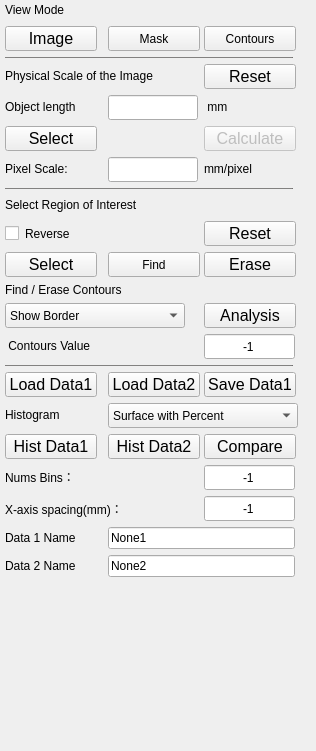
Qt form UI/UI_ContentBar.ui (Hao-yu-lin/CPASR) before a commit.
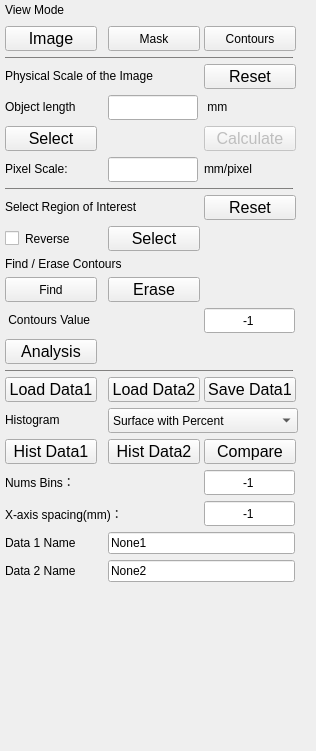
The same form after that commit.

Commit message: [what] Add Contour method

```diff
--- a/UI/UI_ContentBar.ui
+++ b/UI/UI_ContentBar.ui
@@ -37,14 +37,14 @@
    <property name="styleSheet">
     <string notr="true">border-color: rgb(255, 46, 52);</string>
    </property>
-   <layout class="QGridLayout" name="gridLayout" rowstretch="0,0,0,0,0,0,0,0,0,0,0,0,0,0,0,0,0,0,0,0,0,0,0,0,0,0,0,0,0,0,0,0,0,0,0,0,0,0,0,0,0,0">
+   <layout class="QGridLayout" name="gridLayout" rowstretch="0,0,0,0,0,0,0,0,0,0,0,0,0,0,0,0,0,0,0,0,0,0,0,0,0,0,0,0,0,0,0,0,0,0,0,0,0,0,0,0,0,0,0,0,0">
     <property name="leftMargin">
      <number>5</number>
     </property>
     <property name="rightMargin">
      <number>5</number>
     </property>
-    <item row="26" column="0">
+    <item row="28" column="0">
      <widget class="Line" name="line_space2">
       <property name="minimumSize">
        <size>
@@ -69,7 +69,7 @@
       </property>
      </widget>
     </item>
-    <item row="27" column="3">
+    <item row="30" column="3">
      <widget class="QPushButton" name="btn_save_contours">
       <property name="sizePolicy">
        <sizepolicy hsizetype="Fixed" vsizetype="Fixed">
@@ -129,7 +129,26 @@
       </property>
      </widget>
     </item>
-    <item row="27" column="0">
+    <item row="19" column="0">
+     <widget class="QPushButton" name="btn_contours_find">
+      <property name="minimumSize">
+       <size>
+        <width>92</width>
+        <height>25</height>
+       </size>
+      </property>
+      <property name="maximumSize">
+       <size>
+        <width>92</width>
+        <height>25</height>
+       </size>
+      </property>
+      <property name="text">
+       <string>Find</string>
+      </property>
+     </widget>
+    </item>
+    <item row="30" column="0">
      <widget class="QPushButton" name="btn_load_data1">
       <property name="sizePolicy">
        <sizepolicy hsizetype="Fixed" vsizetype="Fixed">
@@ -212,7 +231,7 @@
       </property>
      </widget>
     </item>
-    <item row="39" column="2" colspan="2">
+    <item row="42" column="2" colspan="2">
      <widget class="QLineEdit" name="lineEdit_data1_Name">
       <property name="text">
        <string>None1</string>
@@ -302,7 +321,7 @@
       </property>
      </widget>
     </item>
-    <item row="27" column="2">
+    <item row="30" column="2">
      <widget class="QPushButton" name="btn_load_data2">
       <property name="sizePolicy">
        <sizepolicy hsizetype="Fixed" vsizetype="Fixed">
@@ -332,7 +351,7 @@
       </property>
      </widget>
     </item>
-    <item row="35" column="0" colspan="3">
+    <item row="38" column="0" colspan="3">
      <widget class="QLabel" name="label_bins_fixed">
       <property name="minimumSize">
        <size>
@@ -351,7 +370,7 @@
       </property>
      </widget>
     </item>
-    <item row="31" column="0">
+    <item row="34" column="0">
      <widget class="QLabel" name="label_histogram_fixed">
       <property name="minimumSize">
        <size>
@@ -370,7 +389,7 @@
       </property>
      </widget>
     </item>
-    <item row="36" column="0" colspan="3">
+    <item row="39" column="0" colspan="3">
      <widget class="QLabel" name="label_x_axis_spacing_fixed">
       <property name="text">
        <string>X-axis spacing(mm)：</string>
@@ -405,36 +424,6 @@
       </property>
      </widget>
     </item>
-    <item row="16" column="0">
-     <widget class="QPushButton" name="btn_roi_select">
-      <property name="sizePolicy">
-       <sizepolicy hsizetype="Fixed" vsizetype="Fixed">
-        <horstretch>0</horstretch>
-        <verstretch>0</verstretch>
-       </sizepolicy>
-      </property>
-      <property name="minimumSize">
-       <size>
-        <width>92</width>
-        <height>25</height>
-       </size>
-      </property>
-      <property name="maximumSize">
-       <size>
-        <width>92</width>
-        <height>25</height>
-       </size>
-      </property>
-      <property name="font">
-       <font>
-        <pointsize>12</pointsize>
-       </font>
-      </property>
-      <property name="text">
-       <string>Select</string>
-      </property>
-     </widget>
-    </item>
     <item row="8" column="3">
      <widget class="QLabel" name="label_objectlength_fixed_2">
       <property name="sizePolicy">
@@ -463,7 +452,7 @@
       </property>
      </widget>
     </item>
-    <item row="41" column="2">
+    <item row="44" column="2">
      <spacer name="verticalSpacer">
       <property name="orientation">
        <enum>Qt::Vertical</enum>
@@ -520,8 +509,27 @@
       </property>
      </widget>
     </item>
-    <item row="19" column="0">
-     <widget class="QComboBox" name="comboBox_show_contour">
+    <item row="12" column="0">
+     <widget class="QLabel" name="labe_select_roi_fixed">
+      <property name="minimumSize">
+       <size>
+        <width>180</width>
+        <height>20</height>
+       </size>
+      </property>
+      <property name="maximumSize">
+       <size>
+        <width>180</width>
+        <height>20</height>
+       </size>
+      </property>
+      <property name="text">
+       <string>Select Region of Interest</string>
+      </property>
+     </widget>
+    </item>
+    <item row="12" column="3">
+     <widget class="QPushButton" name="btn_roi_reset">
       <property name="sizePolicy">
        <sizepolicy hsizetype="Fixed" vsizetype="Fixed">
         <horstretch>0</horstretch>
@@ -530,35 +538,24 @@
       </property>
       <property name="minimumSize">
        <size>
-        <width>180</width>
-        <height>0</height>
+        <width>92</width>
+        <height>25</height>
        </size>
       </property>
       <property name="maximumSize">
        <size>
-        <width>180</width>
+        <width>92</width>
         <height>25</height>
        </size>
       </property>
-      <property name="contextMenuPolicy">
-       <enum>Qt::DefaultContextMenu</enum>
+      <property name="font">
+       <font>
+        <pointsize>12</pointsize>
+       </font>
       </property>
-      <property name="currentText">
-       <string>Show Border</string>
+      <property name="text">
+       <string>Reset</string>
       </property>
-      <property name="minimumContentsLength">
-       <number>6</number>
-      </property>
-      <item>
-       <property name="text">
-        <string>Show Border</string>
-       </property>
-      </item>
-      <item>
-       <property name="text">
-        <string>Show Fill</string>
-       </property>
-      </item>
      </widget>
     </item>
     <item row="13" column="0">
@@ -638,7 +635,7 @@
       </property>
      </widget>
     </item>
-    <item row="40" column="0">
+    <item row="43" column="0">
      <widget class="QLabel" name="label_data2_Name_fixed">
       <property name="text">
        <string>Data 2 Name</string>
@@ -716,7 +713,7 @@
       </property>
      </widget>
     </item>
-    <item row="36" column="3">
+    <item row="39" column="3">
      <widget class="QLineEdit" name="lineEdit_xaxis_spacing">
       <property name="sizePolicy">
        <sizepolicy hsizetype="Fixed" vsizetype="Fixed">
@@ -744,7 +741,7 @@
       </property>
      </widget>
     </item>
-    <item row="32" column="0">
+    <item row="35" column="0">
      <widget class="QPushButton" name="btn_draw_hist">
       <property name="sizePolicy">
        <sizepolicy hsizetype="Fixed" vsizetype="Fixed">
@@ -774,7 +771,67 @@
       </property>
      </widget>
     </item>
-    <item row="32" column="3">
+    <item row="13" column="2">
+     <widget class="QPushButton" name="btn_roi_select">
+      <property name="sizePolicy">
+       <sizepolicy hsizetype="Fixed" vsizetype="Fixed">
+        <horstretch>0</horstretch>
+        <verstretch>0</verstretch>
+       </sizepolicy>
+      </property>
+      <property name="minimumSize">
+       <size>
+        <width>92</width>
+        <height>25</height>
+       </size>
+      </property>
+      <property name="maximumSize">
+       <size>
+        <width>92</width>
+        <height>25</height>
+       </size>
+      </property>
+      <property name="font">
+       <font>
+        <pointsize>12</pointsize>
+       </font>
+      </property>
+      <property name="text">
+       <string>Select</string>
+      </property>
+     </widget>
+    </item>
+    <item row="19" column="2">
+     <widget class="QPushButton" name="btn_contours_erase">
+      <property name="sizePolicy">
+       <sizepolicy hsizetype="Fixed" vsizetype="Fixed">
+        <horstretch>0</horstretch>
+        <verstretch>0</verstretch>
+       </sizepolicy>
+      </property>
+      <property name="minimumSize">
+       <size>
+        <width>92</width>
+        <height>25</height>
+       </size>
+      </property>
+      <property name="maximumSize">
+       <size>
+        <width>92</width>
+        <height>25</height>
+       </size>
+      </property>
+      <property name="font">
+       <font>
+        <pointsize>12</pointsize>
+       </font>
+      </property>
+      <property name="text">
+       <string>Erase</string>
+      </property>
+     </widget>
+    </item>
+    <item row="35" column="3">
      <widget class="QPushButton" name="btn_draw_comparehist">
       <property name="sizePolicy">
        <sizepolicy hsizetype="Fixed" vsizetype="Fixed">
@@ -876,7 +933,7 @@
       </property>
      </widget>
     </item>
-    <item row="31" column="2" colspan="2">
+    <item row="34" column="2" colspan="2">
      <widget class="QComboBox" name="comboBox_histstate">
       <property name="sizePolicy">
        <sizepolicy hsizetype="Fixed" vsizetype="Fixed">
@@ -957,7 +1014,7 @@
       </property>
      </widget>
     </item>
-    <item row="35" column="3">
+    <item row="38" column="3">
      <widget class="QLineEdit" name="lineEdit_nums_bins">
       <property name="minimumSize">
        <size>
@@ -979,7 +1036,7 @@
       </property>
      </widget>
     </item>
-    <item row="32" column="2">
+    <item row="35" column="2">
      <widget class="QPushButton" name="btn_draw_hist2">
       <property name="sizePolicy">
        <sizepolicy hsizetype="Fixed" vsizetype="Fixed">
@@ -1009,89 +1066,21 @@
       </property>
      </widget>
     </item>
-    <item row="40" column="2" colspan="2">
+    <item row="43" column="2" colspan="2">
      <widget class="QLineEdit" name="lineEdit_data2_Name">
       <property name="text">
        <string>None2</string>
       </property>
      </widget>
     </item>
-    <item row="39" column="0">
+    <item row="42" column="0">
      <widget class="QLabel" name="label_data1_Name_fixed">
       <property name="text">
        <string>Data 1 Name</string>
       </property>
      </widget>
     </item>
-    <item row="12" column="0">
-     <widget class="QLabel" name="labe_select_roi_fixed">
-      <property name="minimumSize">
-       <size>
-        <width>180</width>
-        <height>20</height>
-       </size>
-      </property>
-      <property name="maximumSize">
-       <size>
-        <width>180</width>
-        <height>20</height>
-       </size>
-      </property>
-      <property name="text">
-       <string>Select Region of Interest</string>
-      </property>
-     </widget>
-    </item>
-    <item row="16" column="3">
-     <widget class="QPushButton" name="btn_contours_erase">
-      <property name="sizePolicy">
-       <sizepolicy hsizetype="Fixed" vsizetype="Fixed">
-        <horstretch>0</horstretch>
-        <verstretch>0</verstretch>
-       </sizepolicy>
-      </property>
-      <property name="minimumSize">
-       <size>
-        <width>92</width>
-        <height>25</height>
-       </size>
-      </property>
-      <property name="maximumSize">
-       <size>
-        <width>92</width>
-        <height>25</height>
-       </size>
-      </property>
-      <property name="font">
-       <font>
-        <pointsize>12</pointsize>
-       </font>
-      </property>
-      <property name="text">
-       <string>Erase</string>
-      </property>
-     </widget>
-    </item>
-    <item row="16" column="2">
-     <widget class="QPushButton" name="btn_contours_find">
-      <property name="minimumSize">
-       <size>
-        <width>92</width>
-        <height>25</height>
-       </size>
-      </property>
-      <property name="maximumSize">
-       <size>
-        <width>92</width>
-        <height>25</height>
-       </size>
-      </property>
-      <property name="text">
-       <string>Find</string>
-      </property>
-     </widget>
-    </item>
-    <item row="19" column="3">
+    <item row="26" column="0">
      <widget class="QPushButton" name="btn_roi_analysis">
       <property name="sizePolicy">
        <sizepolicy hsizetype="Fixed" vsizetype="Fixed">
@@ -1121,36 +1110,6 @@
       </property>
      </widget>
     </item>
-    <item row="13" column="3">
-     <widget class="QPushButton" name="btn_roi_reset">
-      <property name="sizePolicy">
-       <sizepolicy hsizetype="Fixed" vsizetype="Fixed">
-        <horstretch>0</horstretch>
-        <verstretch>0</verstretch>
-       </sizepolicy>
-      </property>
-      <property name="minimumSize">
-       <size>
-        <width>92</width>
-        <height>25</height>
-       </size>
-      </property>
-      <property name="maximumSize">
-       <size>
-        <width>92</width>
-        <height>25</height>
-       </size>
-      </property>
-      <property name="font">
-       <font>
-        <pointsize>12</pointsize>
-       </font>
-      </property>
-      <property name="text">
-       <string>Reset</string>
-      </property>
-     </widget>
-    </item>
    </layout>
   </widget>
  </widget>
```
Left out of the diff: 4 changed lines with no effect on the pictures. The commit also changes 5 other files.
